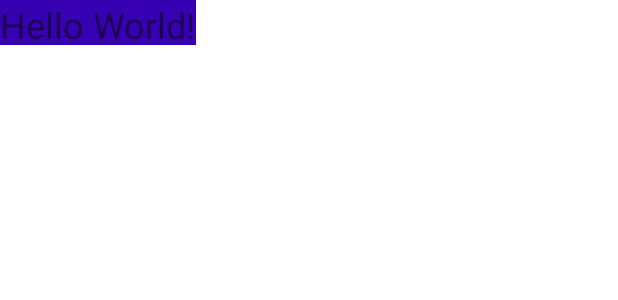
After one commit to JHiltunen/SimpleARApp, an Android app: the layout rend_text.xml on its own in the app's theme, with its tools: preview values and no code run, on a phone screen of 412 x 824 dp. The commit adds this screen. Shown: the top 300 px of the screen. Run offline under Robolectric (Android 15) with nearby library versions, the phone set to English and light mode, and no system bars.

Commit message:
Added possibility to show text on ar fragment

```diff
--- /dev/null
+++ b/app/src/main/res/layout/rend_text.xml
@@ -0,0 +1,15 @@
+<?xml version="1.0" encoding="utf-8"?>
+<LinearLayout xmlns:android="http://schemas.android.com/apk/res/android"
+    android:id="@+id/rend_text"
+    android:layout_width="match_parent"
+    android:layout_height="match_parent"
+    android:orientation="vertical">
+
+    <TextView
+        android:id="@+id/txt"
+        android:layout_width="wrap_content"
+        android:layout_height="30dp"
+        android:background="@color/design_default_color_primary_variant"
+        android:text="@string/hello"
+        android:textSize="24sp" />
+</LinearLayout>
--- a/app/src/main/res/values/strings.xml
+++ b/app/src/main/res/values/strings.xml
@@ -1,3 +1,4 @@
 <resources>
     <string name="app_name">SimpleARApp</string>
+    <string name="hello">Hello World!</string>
 </resources>
```
Also changed, not shown: app/src/main/java/com/jhiltunen/simplearapp/MainActivity.kt (+35 -1 lines), app/src/main/res/layout/activity_main.xml (+7 -10 lines).
